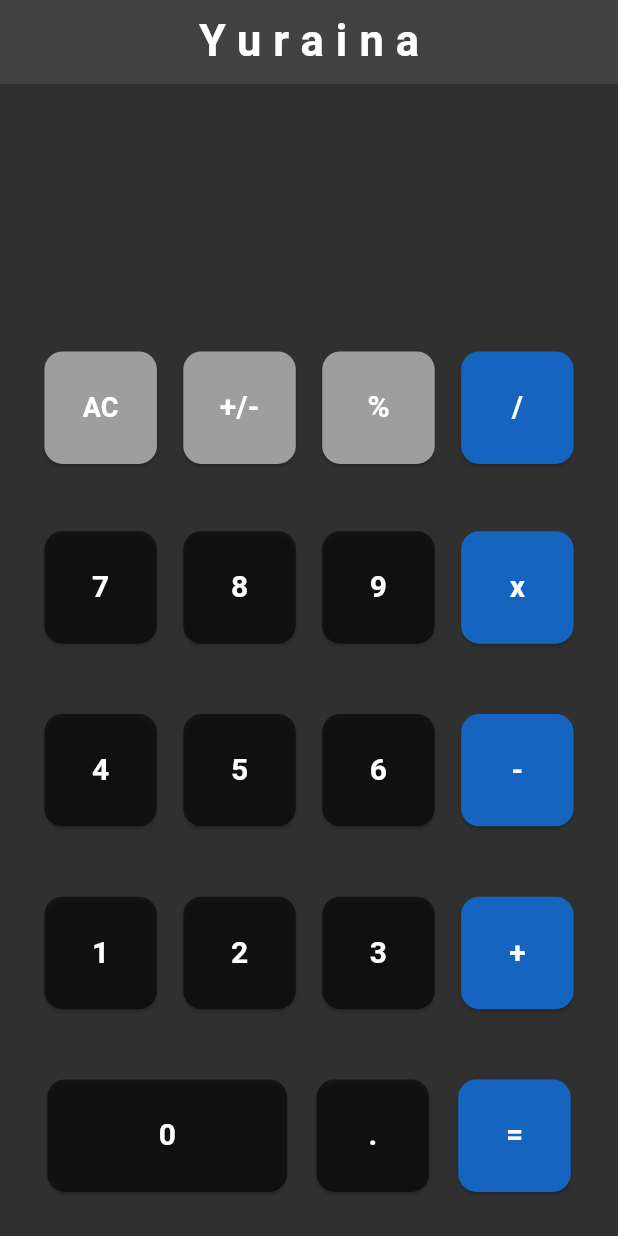
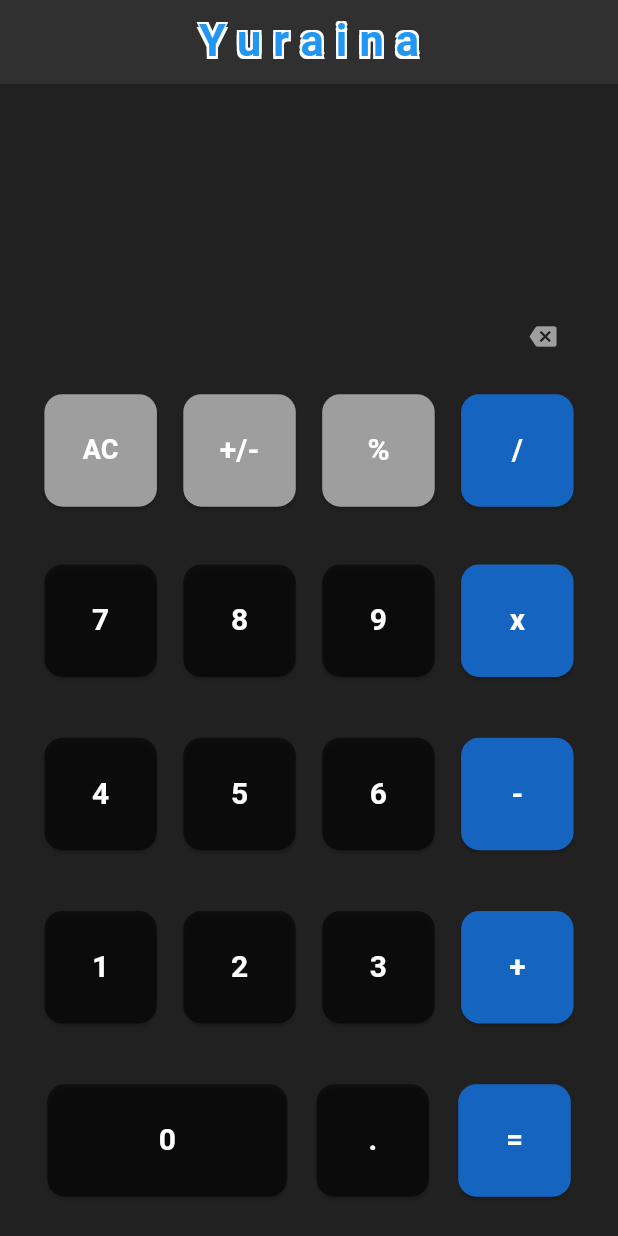
Before and after one commit to eddykofi1500/calculatorApp, a Flutter app: the screen it shows after launch, after a tap on "AC", on a phone screen of 412 x 824 dp. Run offline on Flutter 3.47's test engine with Material 3 defaults, Android fonts, the phone set to English and light mode, and no system bars.

```diff
--- a/lib/calculator_page.dart
+++ b/lib/calculator_page.dart
@@ -10,7 +10,7 @@ class calculatorPage extends StatefulWidget {
 
 class _calculatorPageState extends State<calculatorPage> {
   //list of values on the keypad
-  final List keypads = ['1','2','3','4','5','6','7','8','9','0','AC','%','/','x','-','+','='];
+  final List keypads = ['..','1','2','3','4','5','6','7','8','9','0','AC','%','/','x','-','+','='];
                    //    0   1   2   3   4   5   6   7   8   9   10  11  12  13   14  15  16
   //double result =0;
   //setting up a textField controller
@@ -18,13 +18,13 @@ class _calculatorPageState extends State<calculatorPage> {
   String lastOperator = '';
   double result = 0;
   List operations = [];
-  void getValueEnteredFromKeyPad(int index){
-    String buttonValue = keypads[index];
+  void getValueEnteredFromKeyPad(String buttonValue){
+    //String buttonValue = keypads[index];
     setState(() {
          if(buttonValue !='x' && buttonValue !='+' && buttonValue !='=' && buttonValue !='-' && buttonValue !='/' && buttonValue !='AC'  ) {
             buttonValueForTextfield += buttonValue ;
          }else if(buttonValue == 'AC'){
-           clearLastValueOfTextField();
+           clearEntireTextField();
          }else if(buttonValue !='='){
                 lastOperator = buttonValue;
                 performCalculation(buttonValueForTextfield, buttonValue);
@@ -78,11 +78,13 @@ class _calculatorPageState extends State<calculatorPage> {
 
   //clear the last value in the textField
   void clearLastValueOfTextField(){
-      if(buttonValueForTextfield.isNotEmpty) {
-        int textFieldLength = buttonValueForTextfield.length;
-        buttonValueForTextfield =
-            buttonValueForTextfield.substring(0, textFieldLength - 1);
-      }
+      setState(() {
+        if(buttonValueForTextfield.isNotEmpty) {
+          int textFieldLength = buttonValueForTextfield.length;
+          buttonValueForTextfield =
+              buttonValueForTextfield.substring(0, textFieldLength - 1);
+        }
+      });
   }
 
   void clearEntireTextField(){
@@ -93,21 +95,39 @@ class _calculatorPageState extends State<calculatorPage> {
   Widget build(BuildContext context) {
     return Scaffold(
       appBar: AppBar(
-        backgroundColor: Colors.grey[800],
-        foregroundColor: Colors.white,
+        backgroundColor: Colors.grey[850],
+        foregroundColor: Colors.blue,
         title: const Text(
           'Yuraina',
           style: TextStyle(
               fontSize: 29,
               fontWeight: FontWeight.bold,
-              letterSpacing: 8.0
+              letterSpacing: 8.0,
+              shadows: [
+                Shadow( // bottomLeft
+                    offset: Offset(-1.5, -1.5),
+                    color: Colors.white
+                ),
+                Shadow( // bottomRight
+                    offset: Offset(1.5, -1.5),
+                    color: Colors.white
+                ),
+                Shadow( // topRight
+                    offset: Offset(1.5, 1.5),
+                    color: Colors.white
+                ),
+                Shadow( // topLeft
+                    offset: Offset(-1.5, 1.5),
+                    color: Colors.white
+                ),
+              ]
           ),
         ),
         centerTitle: true,
         ),
 
       body: Container(
-          color: Colors.grey[850],
+          color: Colors.grey[900],
         child: Padding(
           padding:  EdgeInsets.all(12.0),
           child: Column(
@@ -127,12 +147,30 @@ class _calculatorPageState extends State<calculatorPage> {
                     textAlign: TextAlign.end,
                     decoration: InputDecoration(
                       border: InputBorder.none,
-                      fillColor: Colors.grey[850],
+                      fillColor: Colors.grey[900],
                       filled: true,
                     ),
+
                 ),
               ),
-              SizedBox(height: 10),
+
+              Row(
+                mainAxisAlignment: MainAxisAlignment.end,
+                children: [
+                  TextButton.icon(
+                    style: TextButton.styleFrom(
+                      foregroundColor: Colors.grey[500]
+                    ),
+                    onPressed: (){
+                      clearLastValueOfTextField();
+                    },
+                    icon: Icon(Icons.backspace),
+                    //iconAlignment: IconAlignment.end,
+                    label: Text(''),
+                  ),
+                ]
+              ),
+
               Row(
                 mainAxisAlignment: MainAxisAlignment.spaceEvenly,
                 children: [
@@ -146,10 +184,10 @@ class _calculatorPageState extends State<calculatorPage> {
                           )
                       ),
                       onPressed: (){
-                        getValueEnteredFromKeyPad(keypads.indexOf('AC'));
+                        getValueEnteredFromKeyPad('AC');
                         },
                       child: Text(
-                        keypads[10],
+                        'AC',
                         style: TextStyle(
                           fontSize: 18,
                           fontWeight: FontWeight.bold,
@@ -167,7 +205,7 @@ class _calculatorPageState extends State<calculatorPage> {
                           )
                       ),
                       onPressed: (){
-                        getValueEnteredFromKeyPad(keypads.indexOf('+/-'));
+                        getValueEnteredFromKeyPad('+/-');
                       },
                       child: Text(
                         '+/-',
@@ -189,7 +227,7 @@ class _calculatorPageState extends State<calculatorPage> {
                           )
                       ),
                       onPressed: (){
-                        getValueEnteredFromKeyPad(keypads.indexOf('%'));
+                        getValueEnteredFromKeyPad('%');
                       },
                       child: Text(
                         '%',
@@ -211,7 +249,7 @@ class _calculatorPageState extends State<calculatorPage> {
                           )
                       ),
                       onPressed: (){
-                        getValueEnteredFromKeyPad(keypads.indexOf('/'));
+                        getValueEnteredFromKeyPad('/');
                       },
                       child: Text(
                         '/',
@@ -240,7 +278,7 @@ class _calculatorPageState extends State<calculatorPage> {
                           )
                             ),
                           onPressed: () {
-                            getValueEnteredFromKeyPad(keypads.indexOf('7'));
+                            getValueEnteredFromKeyPad('7');
                           },
                           child: Text(
                               '7',
@@ -262,7 +300,7 @@ class _calculatorPageState extends State<calculatorPage> {
                               )
                           ),
                           onPressed: (){
-                            getValueEnteredFromKeyPad(keypads.indexOf('8'));
+                            getValueEnteredFromKeyPad('8');
                           },
                           child: Text(
                               '8',
@@ -283,7 +321,7 @@ class _calculatorPageState extends State<calculatorPage> {
                               )
                           ),
                           onPressed: (){
-                            getValueEnteredFromKeyPad(keypads.indexOf('9'));
+                            getValueEnteredFromKeyPad('9');
                           },
                        child: Text(
                          '9',
@@ -303,7 +341,7 @@ class _calculatorPageState extends State<calculatorPage> {
                           )
                       ),
                       onPressed: (){
-                        getValueEnteredFromKeyPad(keypads.indexOf('x'));
+                        getValueEnteredFromKeyPad('x');
                       },
                       child: Text(
                         'x',
@@ -329,7 +367,7 @@ class _calculatorPageState extends State<calculatorPage> {
                           )
                       ),
                       onPressed: (){
-                        getValueEnteredFromKeyPad(keypads.indexOf('4'));
+                        getValueEnteredFromKeyPad('4');
                       },
                       child: Text(
                         '4',
@@ -351,7 +389,7 @@ class _calculatorPageState extends State<calculatorPage> {
                           )
                       ),
                       onPressed: (){
-                        getValueEnteredFromKeyPad(keypads.indexOf('5'));
+                        getValueEnteredFromKeyPad('5');
                       },
                       child: Text(
                         '5',
@@ -372,7 +410,7 @@ class _calculatorPageState extends State<calculatorPage> {
                           )
                       ),
                       onPressed: (){
-                        getValueEnteredFromKeyPad(keypads.indexOf('6'));
+                        getValueEnteredFromKeyPad('6');
                       },
                       child: Text(
                         '6',
@@ -392,7 +430,7 @@ class _calculatorPageState extends State<calculatorPage> {
                           )
                       ),
                       onPressed: (){
-                        getValueEnteredFromKeyPad(keypads.indexOf('-'));
+                        getValueEnteredFromKeyPad('-');
                       },
                       child: Text(
                         '-',
@@ -419,7 +457,7 @@ class _calculatorPageState extends State<calculatorPage> {
                           )
                       ),
                       onPressed: (){
-                        getValueEnteredFromKeyPad(keypads.indexOf('1'));
+                        getValueEnteredFromKeyPad('1');
                       },
                       child: Text(
                         '1',
@@ -441,7 +479,7 @@ class _calculatorPageState extends State<calculatorPage> {
                           )
                       ),
                       onPressed: (){
-                        getValueEnteredFromKeyPad(keypads.indexOf('2'));
+                        getValueEnteredFromKeyPad('2');
                       },
                       child: Text(
                         '2',
@@ -462,7 +500,7 @@ class _calculatorPageState extends State<calculatorPage> {
                           )
                       ),
                       onPressed: (){
-                        getValueEnteredFromKeyPad(keypads.indexOf('3'));
+                        getValueEnteredFromKeyPad('3');
                       },
                       child: Text(
                         '3',
@@ -482,7 +520,7 @@ class _calculatorPageState extends State<calculatorPage> {
                           )
                       ),
                       onPressed: (){
-                        getValueEnteredFromKeyPad(keypads.indexOf('+'));
+                        getValueEnteredFromKeyPad('+');
                       },
                       child: Text(
                         '+',
@@ -511,7 +549,7 @@ class _calculatorPageState extends State<calculatorPage> {
                             )
                         ),
                         onPressed: (){
-                          getValueEnteredFromKeyPad(keypads.indexOf('0'));
+                          getValueEnteredFromKeyPad('0');
                         },
                         child: Text(
                           '0',
@@ -533,9 +571,9 @@ class _calculatorPageState extends State<calculatorPage> {
                             )
                         ),
                         onPressed: (){
-                          getValueEnteredFromKeyPad(keypads.indexOf('.'));
+                          getValueEnteredFromKeyPad('.');
                         },
-                        child: Text(
+                        child: const Text(
                           '.',
                           style: TextStyle(
                               fontWeight: FontWeight.bold,
@@ -555,9 +593,9 @@ class _calculatorPageState extends State<calculatorPage> {
                             )
                         ),
                         onPressed: (){
-                          getValueEnteredFromKeyPad(keypads.indexOf('='));
+                          getValueEnteredFromKeyPad('=');
                         },
-                        child: Text(
+                        child: const Text(
                           '=',
                           style: TextStyle(
                               fontWeight: FontWeight.bold,
```
